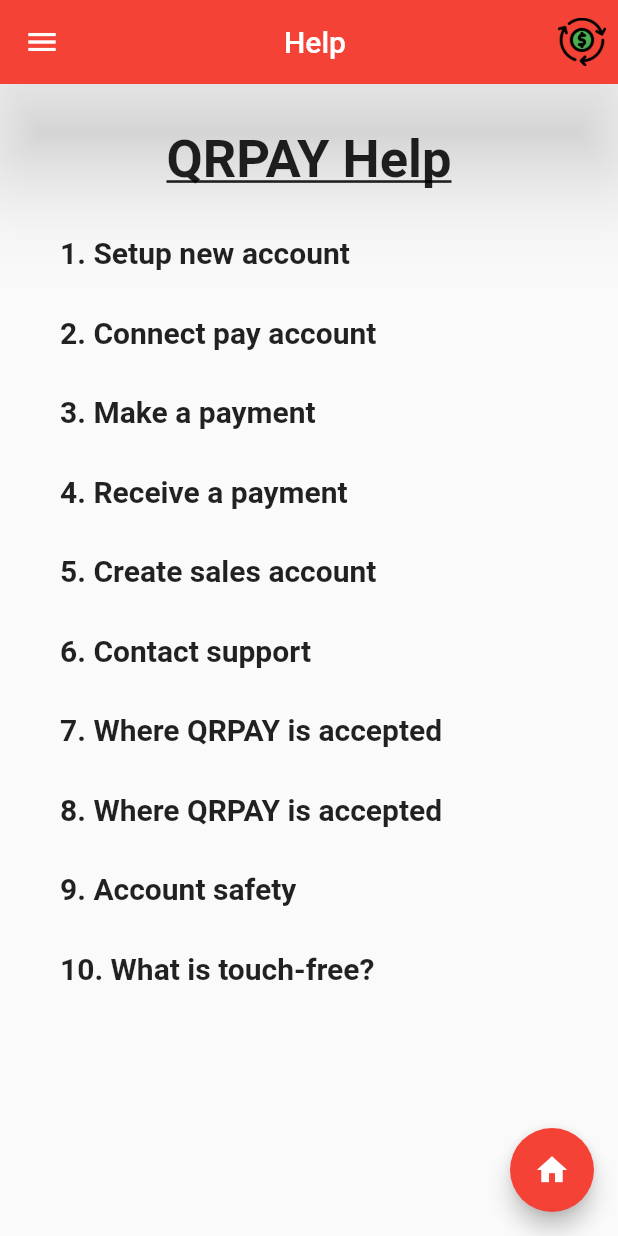
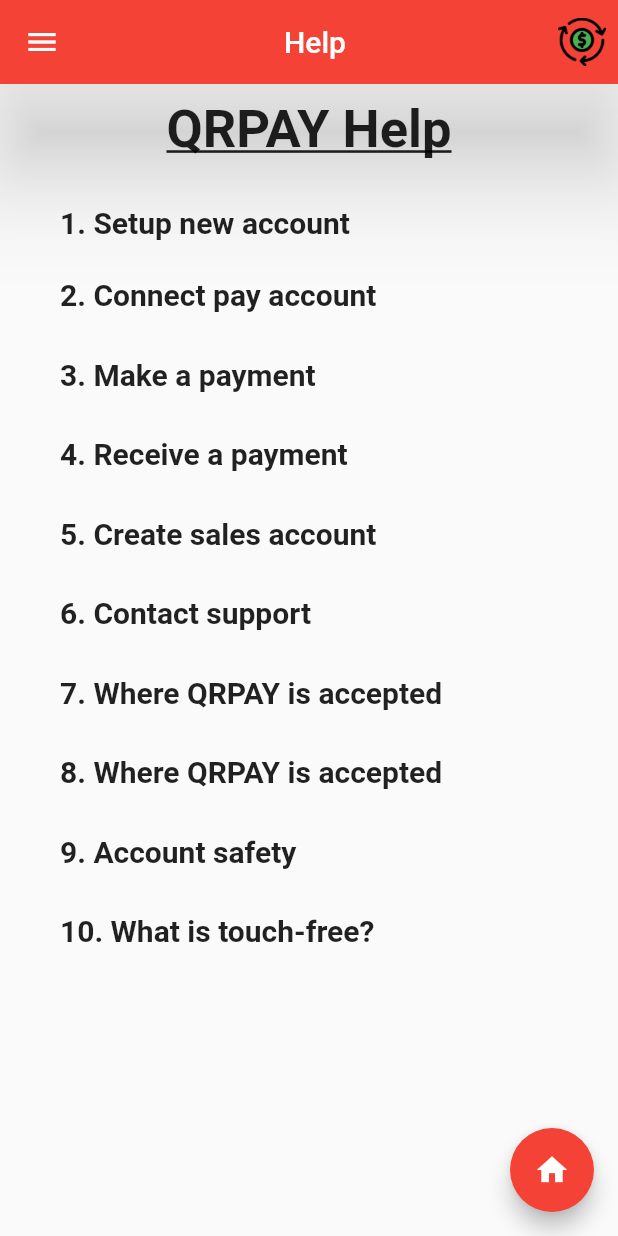
Before and after one commit to espressoAndCode/qrpay_app, a Flutter app: the HelpPage screen opened by its route, on a phone screen of 412 x 824 dp. Run offline on Flutter 3.47's test engine with Material 2 defaults, Android fonts, the phone set to English and light mode, and no system bars; our stand-ins replace firebase_auth, firebase_core; missing offline and left inert: qr_code_scanner; accounts and stored records are empty.

Commit message:
fixed display issue

```diff
--- a/lib/module/help/help_list_view.dart
+++ b/lib/module/help/help_list_view.dart
@@ -26,7 +26,7 @@ class HelpPage extends StatelessWidget {
           children: [
             Container(
               // alignment: Alignment.center,
-              padding: EdgeInsets.fromLTRB(20, 30, 20, 30),
+              padding: EdgeInsets.fromLTRB(20, 10, 20, 30),
               child: Text(
                 "QRPAY Help",
                 style: TextStyle(
@@ -49,7 +49,7 @@ class HelpPage extends StatelessWidget {
             ),
             Container(
               alignment: Alignment.centerLeft,
-              padding: EdgeInsets.fromLTRB(40, 10, 20, 20),
+              padding: EdgeInsets.fromLTRB(40, 5, 20, 20),
               child: Text(
                 "2. Connect pay account",
                 style: TextStyle(
```
